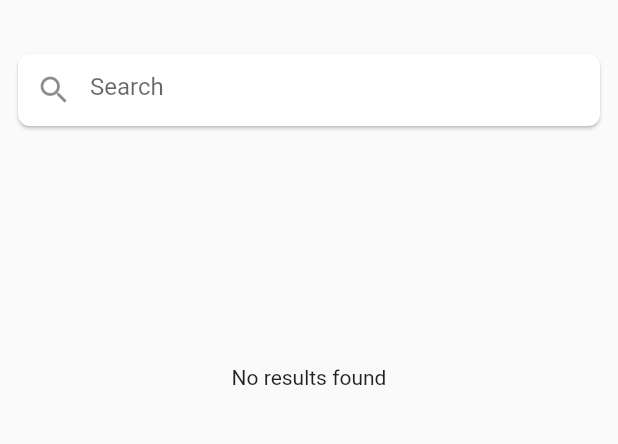
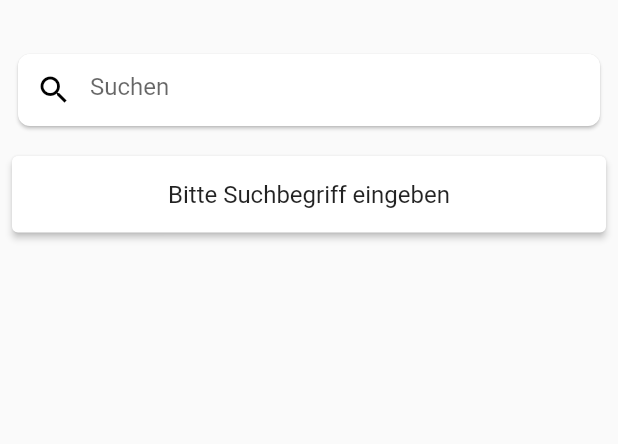
Before and after one commit to ottenchris/romanshorn, a Flutter app: the SearchPage screen opened directly, on a phone screen of 412 x 824 dp, the part 99-543 px from its top. Run offline on Flutter 3.47's test engine with Material 2 defaults, Android fonts, the phone set to English and light mode, and no system bars; our stand-ins replace bloc, curved_navigation_bar, flutter_bloc, flutter_map, flutter_native_splash, latlong2; network calls fail.

Commit message:
fixed mistakes

```diff
--- a/lib/data/data.dart
+++ b/lib/data/data.dart
@@ -7,7 +7,7 @@ class Data {
   static List<TagModel> tags = [
     TagModel(
       Tag.highlight,
-      name: "Highlite",
+      name: "Highlight",
       imgPath: "assets/images/tags/highlight.jpg",
       selected: false,
     ),
@@ -70,10 +70,10 @@ class Data {
   static List<EntryModel> entryList = [
     EntryModel(
         id: "1",
-        title: "Schiffahrt",
+        title: "Schifffahrt",
         description:
             "Geniessen Sie die Bodenseeregion auf unserer Fähre oder einem unserer Kursschiffe. Ein Abenteuer, dass sich einfach mit den unzähligen Ausflugszielen der Region kombinieren lässt. Auch im Bereich Erlebnisfahrten werden über 100 Fahrten zu 20 unterschiedlichen Themen angeboten. Unser Restaurant direkt am Hafen in Romanshorn rundet Ihren Ausflug kulinarisch ab.",
-        category: "Schiffahrt",
+        category: "Fähre",
         short: "1 km",
         tagsIds: [Tag.trips, Tag.family, Tag.highlight, Tag.food],
         imgPath:
@@ -105,7 +105,7 @@ class Data {
         id: "4",
         title: "Gustav Kahn",
         description:
-            "Ein erlesenes Angebot an Grilladen, vegetarischen Spezialitäten und Salaten stillt den Hunger und exotisches Eis erfrischt den Gaumen. Unkompliziert, kreativ und schnell lädt das Speiseangebot aus unserer «Kombüse» zum Verweilen ein.",
+            "Ein erlesenes Angebot an Grilladen, vegetarischen Spezialitäten und Salaten stillt den Hunger und frisches Bier von der Bar erfrischt den Gaumen. Unkompliziert, kreativ und schnell lädt das Speiseangebot aus unserer «Kombüse» zum Verweilen ein.",
         category: "Restaurant",
         short: "1,1 km",
         tagsIds: [Tag.party, Tag.food, Tag.family],
@@ -129,7 +129,7 @@ class Data {
         title: "Hotel Inseli",
         description:
             "Eingebettet in eine blumige Parkanlage direkt am Bodensee liegt das Park-Hotel Inseli in Romanshorn. Hier übernachten, feiern oder tagen Gäste mit Blick auf den See oder lassen sich im Panoramarestaurant auf der Seeterrasse oder in der Porto-Bar verwöhnen",
-        category: "hotels",
+        category: "Hotels",
         short: "1 km",
         tagsIds: [Tag.hotels, Tag.family],
         imgPath:
@@ -140,13 +140,12 @@ class Data {
     EntryModel(
       id: "c1",
       title: "SBS",
-      description: "10% auf dem Bodensee.",
+      description: "10% auf dem Bodensee",
       category: "Coupon",
       short: "10% Coupon",
       tagsIds: [Tag.shopping],
       imgPath:
           "https://bodensee-schiffe.ch/wp-content/uploads/sites/5/2021/09/Silvester-Schiff-MS-St.-Gallen_4.jpg",
-      //TODO: Img
       liked: false,
     ),
     EntryModel(
@@ -158,7 +157,17 @@ class Data {
       tagsIds: [Tag.shopping, Tag.food],
       imgPath:
           "https://thurgau-bodensee.ch/assets/images/6/06d03257-60b88462.jpg",
-      //TODO: Img
+      liked: false,
+    ),
+    EntryModel(
+      id: "c3",
+      title: "Mio Pizza",
+      description: "10% auf Pizzen",
+      category: "Coupon",
+      short: "10% Coupon",
+      tagsIds: [Tag.shopping, Tag.food],
+      imgPath:
+          "https://www.mios-pizza.ch/wp-content/uploads/2022/10/pizzeria_75-1.jpg",
       liked: false,
     ),
   ];
--- a/lib/pres/pages/discover.dart
+++ b/lib/pres/pages/discover.dart
@@ -53,7 +53,7 @@ class _DiscoverPageState extends State<DiscoverPage> {
                           });
                         },
                   child: Text(
-                    "Map",
+                    "Karte",
                     style: Theme.of(context).textTheme.headlineMedium!.copyWith(
                         color: (!showMap) ? Colors.grey : Colors.black),
                   )),
@@ -92,7 +92,7 @@ class _DiscoverPageState extends State<DiscoverPage> {
             Row(
               children: [
                 Text(
-                  "For you",
+                  "Für Dich",
                   style: Theme.of(context).textTheme.headlineMedium,
                 ),
                 const Spacer(),
@@ -105,7 +105,7 @@ class _DiscoverPageState extends State<DiscoverPage> {
                       Navigator.pushReplacement(context,
                           MaterialPageRoute(builder: (_) => StartPage()));
                     },
-                    child: Text("Interessen ändern"))
+                    child: const Text("Interessen ändern"))
               ],
             ),
             const InfinityList(),
--- a/lib/pres/pages/search.dart
+++ b/lib/pres/pages/search.dart
@@ -50,19 +50,32 @@ class _SearchPageState extends State<SearchPage> {
       body: Padding(
         padding: const EdgeInsets.symmetric(vertical: 16, horizontal: 8),
         child: Column(
+          crossAxisAlignment: CrossAxisAlignment.stretch,
           children: [
             const HeaderLogo(),
             SearchBar(
               searchController: searchController,
               searchEntries: searchEntries,
             ),
-            if (results.isEmpty)
-              const Expanded(
+            (searchController.text.isEmpty)
+                ? const Card(
+                    margin: EdgeInsets.symmetric(horizontal: 0, vertical: 16),
+                    elevation: 2,
+                    child: Padding(
+                      padding: EdgeInsets.all(16.0),
+                      child: Text("Bitte Suchbegriff eingeben",
+                          textAlign: TextAlign.center,
+                          style: TextStyle(fontSize: 16)),
+                    ),
+                  )
+                : (results.isEmpty)
+                    ? const Padding(
+                        padding: const EdgeInsets.symmetric(vertical: 16.0),
                         child: Center(
-                  child: Text("No results found"),
+                          child: Text("Keine Ergebnisse gefunden"),
                         ),
-              ),
-            Expanded(
+                      )
+                    : Expanded(
                         child: ListView.builder(
                           itemCount: results.length,
                           itemBuilder: (context, index) {
@@ -98,8 +111,8 @@ class SearchBar extends StatelessWidget {
         controller: searchController,
         decoration: const InputDecoration(
           border: InputBorder.none,
-          hintText: "Search",
-          prefixIcon: Icon(Icons.search),
+          hintText: "Suchen",
+          prefixIcon: Icon(Icons.search, color: Colors.black),
         ),
       ),
     );
--- a/lib/pres/pages/start.dart
+++ b/lib/pres/pages/start.dart
@@ -35,7 +35,7 @@ class _StartPageState extends State<StartPage> {
               const SizedBox(height: 96),
               //  Image.asset("assets/images/logo.png", height: 200),
               Text(
-                "Deine Interressen",
+                "Deine Interessen",
                 style: Theme.of(context).textTheme.headlineMedium,
               ),
               const SizedBox(
```
Also changed, not shown: lib/pres/dialogs.dart (+6 -5 lines), lib/pres/pages/plan.dart (+4 -4 lines), lib/pres/pages/train.dart (+24 -6 lines), lib/pres/widgets/fav_grid.dart (+37 -9 lines). Lines whose indentation alone changed are shown as unchanged.
